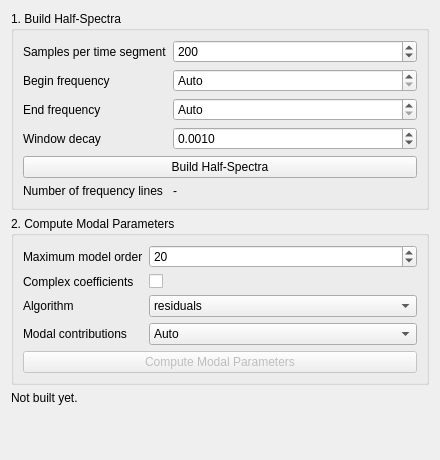
pyOMA-dev/pyOMA, file pyOMA/GUI/ui/plscf.ui: the form before one commit.
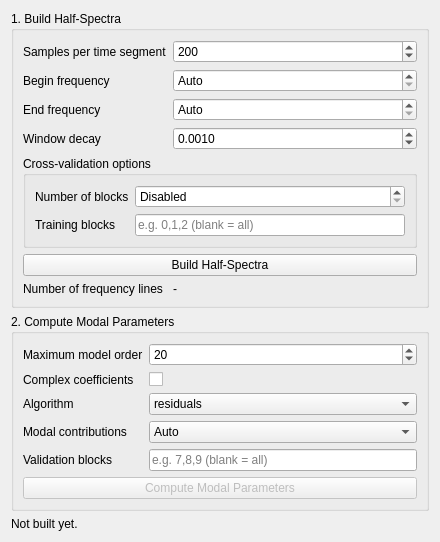
The form after the commit.

Commit message: Add cross-validation support to BRSSICovRef and PLSCF, wire into GUI

```diff
--- a/pyOMA/GUI/ui/plscf.ui
+++ b/pyOMA/GUI/ui/plscf.ui
@@ -116,20 +116,66 @@
        </widget>
       </item>
       <item row="4" column="0" colspan="2">
+       <widget class="QGroupBox" name="cv_build_box">
+        <property name="title">
+         <string>Cross-validation options</string>
+        </property>
+        <layout class="QFormLayout" name="cv_build_form">
+         <item row="0" column="0">
+          <widget class="QLabel" name="label_num_blocks">
+           <property name="text">
+            <string>Number of blocks</string>
+           </property>
+          </widget>
+         </item>
+         <item row="0" column="1">
+          <widget class="QSpinBox" name="spin_num_blocks">
+           <property name="specialValueText">
+            <string>Disabled</string>
+           </property>
+           <property name="minimum">
+            <number>0</number>
+           </property>
+           <property name="maximum">
+            <number>1000</number>
+           </property>
+           <property name="value">
+            <number>0</number>
+           </property>
+          </widget>
+         </item>
+         <item row="1" column="0">
+          <widget class="QLabel" name="label_training_blocks">
+           <property name="text">
+            <string>Training blocks</string>
+           </property>
+          </widget>
+         </item>
+         <item row="1" column="1">
+          <widget class="QLineEdit" name="edit_training_blocks">
+           <property name="placeholderText">
+            <string>e.g. 0,1,2 (blank = all)</string>
+           </property>
+          </widget>
+         </item>
+        </layout>
+       </widget>
+      </item>
+      <item row="5" column="0" colspan="2">
        <widget class="QPushButton" name="btn_build_half_spectra">
         <property name="text">
          <string>Build Half-Spectra</string>
         </property>
        </widget>
       </item>
-      <item row="5" column="0">
+      <item row="6" column="0">
        <widget class="QLabel" name="label_num_omega_caption">
         <property name="text">
          <string>Number of frequency lines</string>
         </property>
        </widget>
       </item>
-      <item row="5" column="1">
+      <item row="6" column="1">
        <widget class="QLabel" name="lbl_num_omega">
         <property name="text">
          <string>-</string>
@@ -226,7 +272,21 @@
         </item>
        </widget>
       </item>
-      <item row="4" column="0" colspan="2">
+      <item row="4" column="0">
+       <widget class="QLabel" name="label_validation_blocks">
+        <property name="text">
+         <string>Validation blocks</string>
+        </property>
+       </widget>
+      </item>
+      <item row="4" column="1">
+       <widget class="QLineEdit" name="edit_validation_blocks">
+        <property name="placeholderText">
+         <string>e.g. 7,8,9 (blank = all)</string>
+        </property>
+       </widget>
+      </item>
+      <item row="5" column="0" colspan="2">
        <widget class="QPushButton" name="btn_compute_modal_params">
         <property name="enabled">
          <bool>false</bool>
```
The commit also changes 12 other files.
